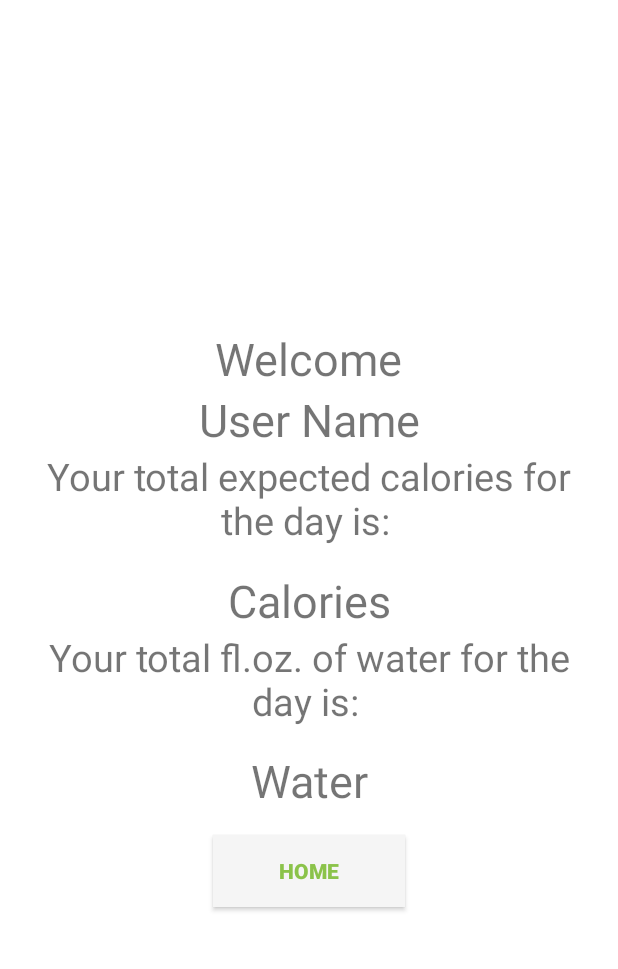
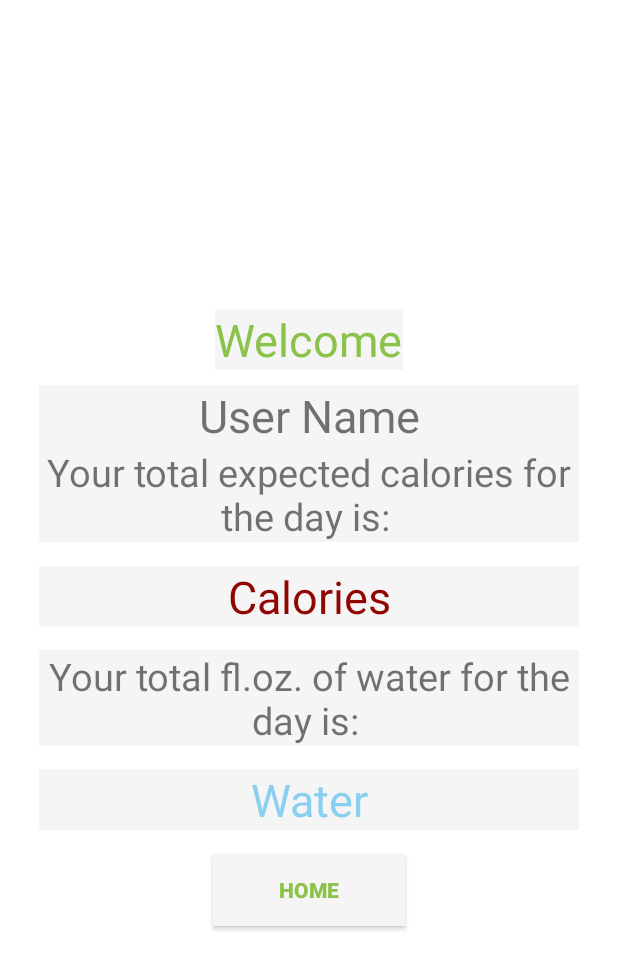
Before and after one commit to ETS-Android3/FitLife-Fitness-Tracker, an Android app: the layout activity_meal_water_tracking.xml on its own in the app's theme, with its tools: preview values and no code run, on a phone screen of 412 x 824 dp. Shown: the top 969 px of the screen. Run offline under Robolectric (Android 15) with nearby library versions, the phone set to English and light mode, and no system bars.

Commit message:
added relative layout and edited style

```diff
--- a/app/src/main/res/layout/activity_meal_water_tracking.xml
+++ b/app/src/main/res/layout/activity_meal_water_tracking.xml
@@ -13,12 +13,16 @@
         android:layout_width="wrap_content"
         android:layout_height="wrap_content"
         android:text="Welcome"
+        android:textColor="#8BC34A"
+        android:layout_marginBottom="10dp"
+        android:background="@drawable/sign_in_button"
         android:textSize="30sp" />
 
     <TextView
         android:layout_width="match_parent"
         android:layout_height="wrap_content"
         android:text="User Name"
+        android:background="@drawable/sign_in_button"
         android:textAlignment="center"
         android:textSize="30dp"
         android:id="@+id/fullName"/>
@@ -29,6 +33,7 @@
         android:gravity="center"
         android:textSize="25sp"
         android:layout_height="wrap_content"
+        android:background="@drawable/sign_in_button"
         android:text="Your total expected calories for the day is: "
         android:layout_marginBottom="16sp"
         />
@@ -37,16 +42,20 @@
         android:layout_width="match_parent"
         android:layout_height="wrap_content"
         android:text="Calories"
+        android:textColor="#900603"
         android:textAlignment="center"
         android:textSize="30dp"
-        android:id="@+id/calories"/>
+        android:id="@+id/calories"
         android:layout_marginBottom="15sp"
+        android:background="@drawable/sign_in_button"
+
         />
     <TextView
         android:layout_width="match_parent"
         android:gravity="center"
         android:textSize="25sp"
         android:layout_height="wrap_content"
+        android:background="@drawable/sign_in_button"
         android:text="Your total fl.oz. of water for the day is: "
         android:layout_marginBottom="15sp"
         />
@@ -54,8 +63,10 @@
         android:layout_width="match_parent"
         android:layout_height="wrap_content"
         android:text="Water"
+        android:textColor="#89CFF0"
         android:textAlignment="center"
         android:textSize="30dp"
+        android:background="@drawable/sign_in_button"
         android:id="@+id/water"/>
     <Button
         android:layout_height="wrap_content"
```
Also changed, not shown: app/src/main/res/layout/activity_main.xml (+8 -0 lines).
